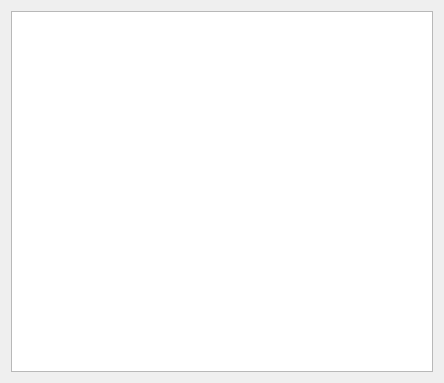
First picture: the form in GUI/outPrint.ui, repository ZxxWs/RoboCode, before the edit.
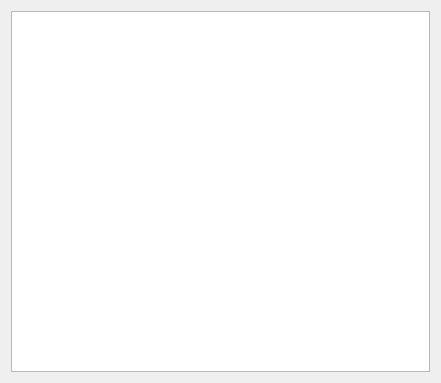
Second picture: the form after the edit. Icons and pictures are not drawn.

What changed in the file:
```diff
--- a/GUI/outPrint.ui
+++ b/GUI/outPrint.ui
@@ -6,7 +6,7 @@
    <rect>
     <x>0</x>
     <y>0</y>
-    <width>444</width>
+    <width>441</width>
     <height>383</height>
    </rect>
   </property>
```
